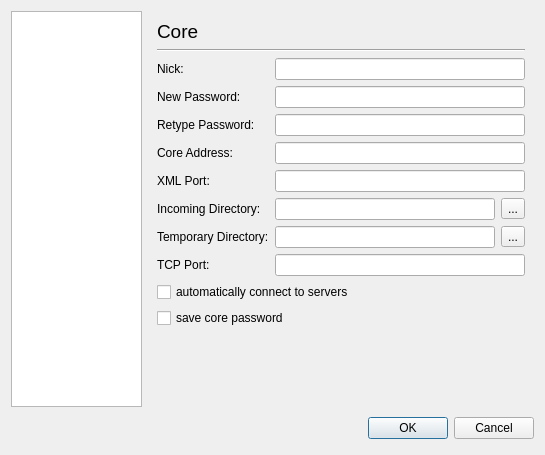
The window that juicer/src/qajoptionsdialogbase.ui (applejuicenetz/gui-juicer) describes before a commit, drawn with Qt 5.
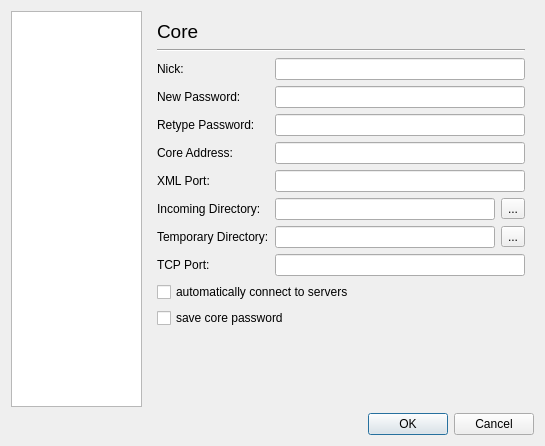
The same window after the commit. Icons and pictures are not drawn.

Patch:
```diff
--- a/juicer/src/qajoptionsdialogbase.ui
+++ b/juicer/src/qajoptionsdialogbase.ui
@@ -41,43 +41,6 @@
      </property>
     </widget>
    </item>
-   <item row="1" column="0" colspan="2" >
-    <layout class="QHBoxLayout" >
-     <property name="spacing" >
-      <number>6</number>
-     </property>
-     <property name="margin" >
-      <number>0</number>
-     </property>
-     <item>
-      <spacer>
-       <property name="orientation" >
-        <enum>Qt::Horizontal</enum>
-       </property>
-       <property name="sizeHint" stdset="0" >
-        <size>
-         <width>131</width>
-         <height>31</height>
-        </size>
-       </property>
-      </spacer>
-     </item>
-     <item>
-      <widget class="QPushButton" name="okButton" >
-       <property name="text" >
-        <string>OK</string>
-       </property>
-      </widget>
-     </item>
-     <item>
-      <widget class="QPushButton" name="cancelButton" >
-       <property name="text" >
-        <string>Cancel</string>
-       </property>
-      </widget>
-     </item>
-    </layout>
-   </item>
    <item row="0" column="1" >
     <widget class="QStackedWidget" name="stackedWidget" >
      <property name="sizePolicy" >
@@ -1305,6 +1268,13 @@
      </widget>
     </widget>
    </item>
+   <item row="1" column="1" >
+    <widget class="QDialogButtonBox" name="buttonBox" >
+     <property name="standardButtons" >
+      <set>QDialogButtonBox::Cancel|QDialogButtonBox::Ok</set>
+     </property>
+    </widget>
+   </item>
   </layout>
   <zorder>listWidget</zorder>
   <zorder>stackedWidget</zorder>
```
Left out of the diff: 76 changed lines with no effect on the pictures.
